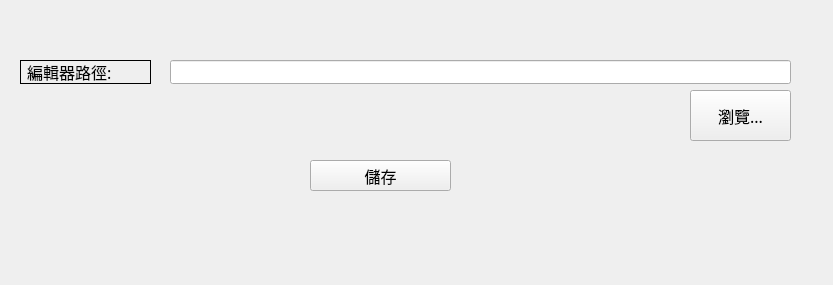
Old version of the form gui/us09/form_us09.ui in the repository rogers228/ispc_maintain.
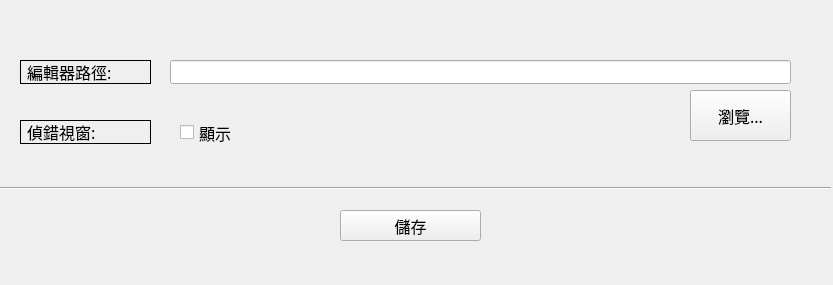
New version of the form.

```diff
--- a/gui/us09/form_us09.ui
+++ b/gui/us09/form_us09.ui
@@ -67,8 +67,8 @@
    <widget class="QPushButton" name="save">
     <property name="geometry">
      <rect>
-      <x>310</x>
-      <y>160</y>
+      <x>340</x>
+      <y>210</y>
       <width>141</width>
       <height>31</height>
      </rect>
@@ -102,6 +102,69 @@
      <string>瀏覽...</string>
     </property>
    </widget>
+   <widget class="QCheckBox" name="show_cmd_window">
+    <property name="geometry">
+     <rect>
+      <x>180</x>
+      <y>123</y>
+      <width>171</width>
+      <height>19</height>
+     </rect>
+    </property>
+    <property name="font">
+     <font>
+      <family>新細明體</family>
+      <pointsize>12</pointsize>
+     </font>
+    </property>
+    <property name="text">
+     <string>顯示</string>
+    </property>
+   </widget>
+   <widget class="Line" name="line">
+    <property name="geometry">
+     <rect>
+      <x>0</x>
+      <y>180</y>
+      <width>831</width>
+      <height>16</height>
+     </rect>
+    </property>
+    <property name="orientation">
+     <enum>Qt::Horizontal</enum>
+    </property>
+   </widget>
+   <widget class="QLabel" name="label_3">
+    <property name="geometry">
+     <rect>
+      <x>20</x>
+      <y>120</y>
+      <width>131</width>
+      <height>24</height>
+     </rect>
+    </property>
+    <property name="font">
+     <font>
+      <family>新細明體</family>
+      <pointsize>12</pointsize>
+     </font>
+    </property>
+    <property name="contextMenuPolicy">
+     <enum>Qt::PreventContextMenu</enum>
+    </property>
+    <property name="styleSheet">
+     <string notr="true">QLabel {
+    border: 1px solid black; /* 邊框粗細與顏色 */
+    padding: 2px;           /* 內邊距 */
+}</string>
+    </property>
+    <property name="text">
+     <string>偵錯視窗:</string>
+    </property>
+    <property name="scaledContents">
+     <bool>false</bool>
+    </property>
+   </widget>
   </widget>
   <widget class="QMenuBar" name="menubar">
    <property name="geometry">
```
